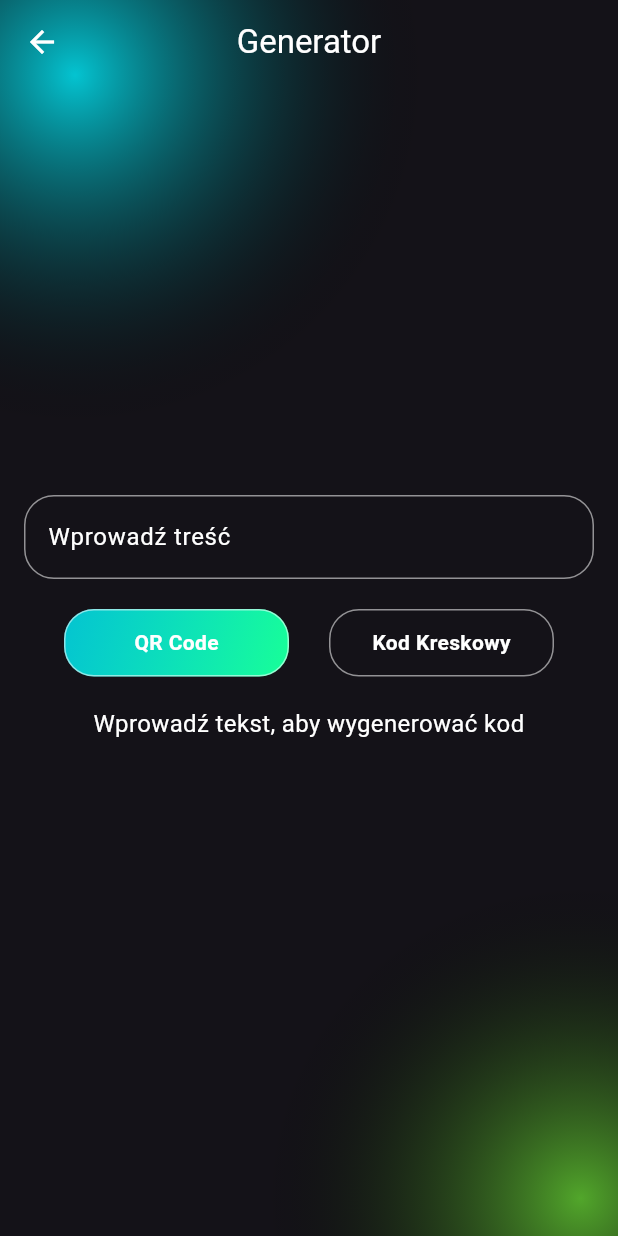
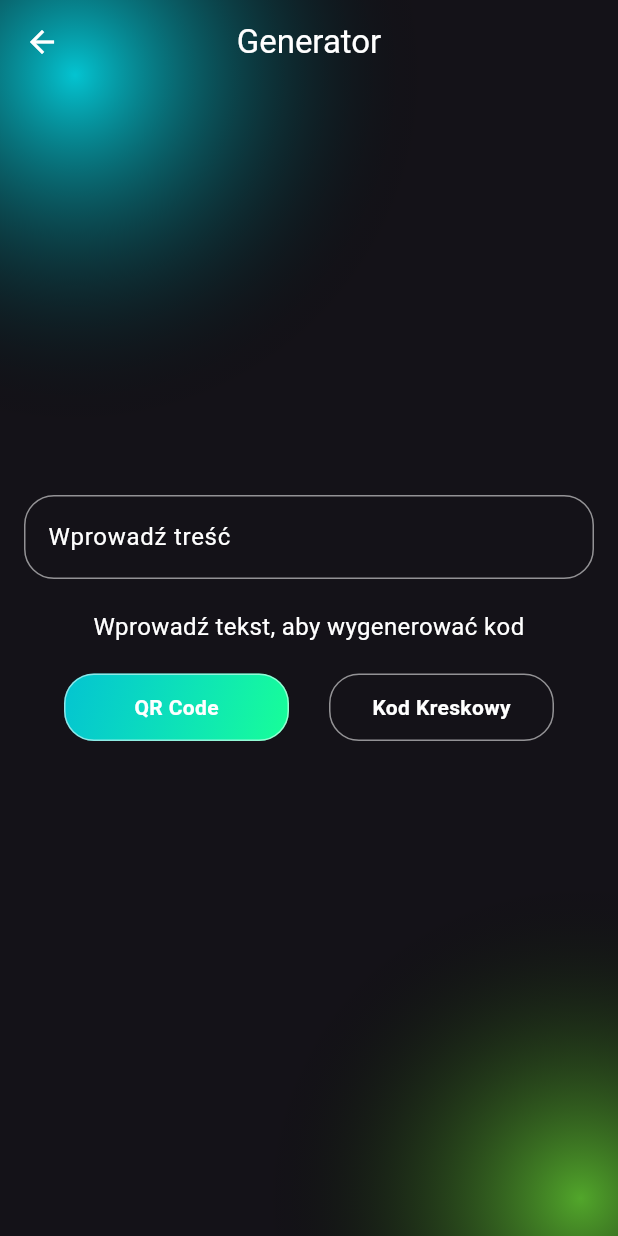
Before and after one commit to michaltrzepizur/leaf_code_app, a Flutter app: the GeneratorPage screen opened directly, on a phone screen of 412 x 824 dp. Run offline on Flutter 3.47's test engine with Material 3 defaults, Android fonts, the phone set to English and light mode, and no system bars; our stand-ins replace barcode_widget, flutter_bloc, freezed_annotation, image_gallery_saver, permission_handler, qr_flutter.

Commit message:
Fix: Correct state handling in GeneratorPage to work with Freezed

```diff
--- a/lib/features/generator/generator_page.dart
+++ b/lib/features/generator/cubit/generator_page.dart
@@ -8,7 +8,8 @@ import 'package:image_gallery_saver/image_gallery_saver.dart';
 import 'package:permission_handler/permission_handler.dart';
 import 'package:flutter_bloc/flutter_bloc.dart';
 import '../../../assets/app_background.dart';
-import 'cubit/generator_cubit.dart';
+import 'generator_cubit.dart';
+import 'generator_state.dart';
 
 class GeneratorPage extends StatefulWidget {
   const GeneratorPage({super.key});
@@ -35,6 +36,13 @@ class _GeneratorPageState extends State<GeneratorPage>
     _animation = Tween<double>(begin: 0.9, end: 1.1).animate(
       CurvedAnimation(parent: _controller, curve: Curves.easeInOut),
     );
+
+    // Połącz TextController z Cubit
+    _textController.addListener(() {
+      context.read<GeneratorCubit>().setInputText(_textController.text);
+    });
+    // Wyczyść stan Cubit za każdym razem, gdy strona jest inicjalizowana.
+    context.read<GeneratorCubit>().setInputText('');
   }
 
   @override
@@ -138,8 +146,8 @@ class _GeneratorPageState extends State<GeneratorPage>
     );
   }
 
-  // Metoda do budowania przycisku zapisu.
-  Widget _buildSaveButton(BuildContext context) {
+  // Metoda do budowania przycisku zapisu, przyjmuje dane do zapisu jako parametr.
+  Widget _buildSaveButton(BuildContext context, {required String data}) {
     Future<void> saveImage() async {
       final status = await Permission.storage.request();
       if (status.isGranted) {
@@ -184,7 +192,7 @@ class _GeneratorPageState extends State<GeneratorPage>
       width: 150,
       height: 45,
       child: ElevatedButton(
-        onPressed: saveImage,
+        onPressed: data.isNotEmpty ? saveImage : null,
         style: ElevatedButton.styleFrom(
           padding: EdgeInsets.zero,
           shape: RoundedRectangleBorder(
@@ -271,8 +279,50 @@ class _GeneratorPageState extends State<GeneratorPage>
                                   BorderRadius.all(Radius.circular(20))),
                         ),
                         style: const TextStyle(color: Colors.white),
-                        onChanged: (text) =>
-                            context.read<GeneratorCubit>().setInputText(text),
+                      ),
+                      const SizedBox(height: 20),
+                      // Używamy `state.when` do obsługi różnych stanów
+                      state.when(
+                        initial: () {
+                          return const Text(
+                            'Wprowadź tekst, aby wygenerować kod',
+                            style: TextStyle(fontSize: 16, color: Colors.white),
+                            textAlign: TextAlign.center,
+                          );
+                        },
+                        success: (qrCodeData, barcodeData, isQrCode) {
+                          return Column(
+                            children: [
+                              // Warunek dla `RepaintBoundary`
+                              RepaintBoundary(
+                                key: _globalKey,
+                                child: Container(
+                                  padding: const EdgeInsets.all(16.0),
+                                  decoration: BoxDecoration(
+                                    color: Colors.white,
+                                    borderRadius: BorderRadius.circular(10),
+                                  ),
+                                  child: isQrCode
+                                      ? _buildQrCodeWidget(qrCodeData)
+                                      : _buildBarcodeWidget(barcodeData),
+                                ),
+                              ),
+                              const SizedBox(height: 20),
+                              _buildSaveButton(
+                                context,
+                                data: isQrCode ? qrCodeData : barcodeData,
+                              ),
+                            ],
+                          );
+                        },
+                        failure: (message) {
+                          return Text(
+                            'Wystąpił błąd: $message',
+                            style: const TextStyle(
+                                fontSize: 16, color: Colors.red),
+                            textAlign: TextAlign.center,
+                          );
+                        },
                       ),
                       const SizedBox(height: 20),
                       Row(
@@ -280,7 +330,7 @@ class _GeneratorPageState extends State<GeneratorPage>
                         children: [
                           _buildGradientButton(
                             'QR Code',
-                            state.isQrCode,
+                            state is GeneratorSuccess ? state.isQrCode : true,
                             () => context
                                 .read<GeneratorCubit>()
                                 .toggleCodeType(true),
@@ -288,7 +338,7 @@ class _GeneratorPageState extends State<GeneratorPage>
                           ),
                           _buildGradientButton(
                             'Kod Kreskowy',
-                            !state.isQrCode,
+                            state is GeneratorSuccess ? !state.isQrCode : false,
                             () => context
                                 .read<GeneratorCubit>()
                                 .toggleCodeType(false),
@@ -296,34 +346,6 @@ class _GeneratorPageState extends State<GeneratorPage>
                           ),
                         ],
                       ),
-                      const SizedBox(height: 20),
-                      if (state.text.isNotEmpty)
-                        RepaintBoundary(
-                          key: _globalKey,
-                          child: Container(
-                            padding: const EdgeInsets.all(16.0),
-                            decoration: BoxDecoration(
-                              color: Colors.white,
-                              borderRadius: BorderRadius.circular(10),
-                            ),
-                            child: state.isQrCode
-                                ? _buildQrCodeWidget(state.text)
-                                : _buildBarcodeWidget(state.text),
-                          ),
-                        ),
-                      if (state.text.isEmpty)
-                        const Text(
-                          'Wprowadź tekst, aby wygenerować kod',
-                          style: TextStyle(fontSize: 16, color: Colors.white),
-                          textAlign: TextAlign.center,
-                        ),
-                      if (state.text.isNotEmpty)
-                        Column(
-                          children: [
-                            const SizedBox(height: 20),
-                            _buildSaveButton(context),
-                          ],
-                        ),
                     ],
                   ),
                 ),
--- a/lib/features/generator/cubit/generator_state.dart
+++ b/lib/features/generator/cubit/generator_state.dart
@@ -1,21 +1,16 @@
-part of 'generator_cubit.dart';
+import 'package:freezed_annotation/freezed_annotation.dart';
 
-class GeneratorState {
-  final String text;
-  final bool isQrCode;
+part 'generator_state.freezed.dart';
 
-  GeneratorState({
-    this.text = '',
-    this.isQrCode = true,
-  });
-
-  GeneratorState copyWith({
-    String? text,
-    bool? isQrCode,
-  }) {
-    return GeneratorState(
-      text: text ?? this.text,
-      isQrCode: isQrCode ?? this.isQrCode,
-    );
-  }
+@freezed
+abstract class GeneratorState with _$GeneratorState {
+  const factory GeneratorState.initial() = GeneratorInitial;
+  const factory GeneratorState.success({
+    required String qrCodeData,
+    required String barcodeData,
+    required bool isQrCode,
+  }) = GeneratorSuccess;
+  const factory GeneratorState.failure({
+    required String message,
+  }) = GeneratorFailure;
 }
--- a/lib/main.dart
+++ b/lib/main.dart
@@ -12,6 +12,9 @@ class LeafCodeApp extends StatelessWidget {
 
   @override
   Widget build(BuildContext context) {
+    // Używamy BlocProvider, aby dostarczyć GeneratorCubit do drzewa widgetów.
+    // Dzięki temu, każdy widżet w aplikacji (zwłaszcza GeneratorPage)
+    // będzie miał do niego dostęp.
     return BlocProvider(
       create: (context) => GeneratorCubit(),
       child: MaterialApp(
--- a/lib/pages/home_page.dart
+++ b/lib/pages/home_page.dart
@@ -1,6 +1,6 @@
 import 'package:flutter/material.dart';
 import '../assets/app_background.dart';
-import '../features/generator/generator_page.dart';
+import '../features/generator/cubit/generator_page.dart';
 import 'scanner_page.dart';
 
 class HomePage extends StatefulWidget {
```
Also changed, not shown: lib/features/generator/cubit/generator_cubit.dart (+46 -10 lines), lib/features/generator/cubit/generator_state.freezed.dart (added).
